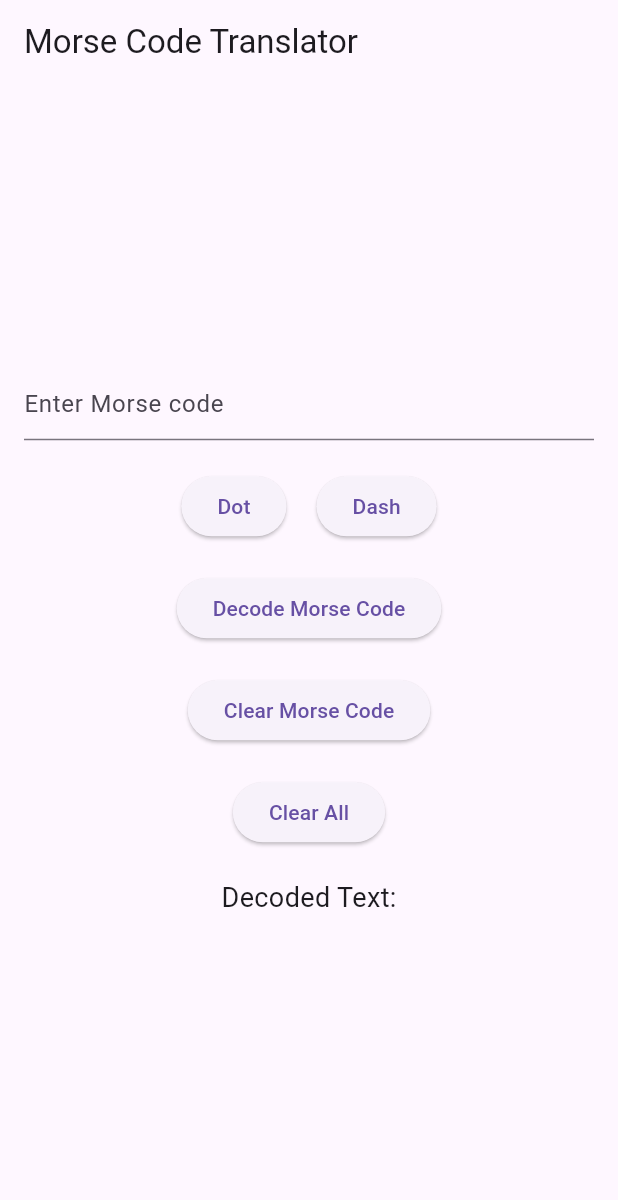
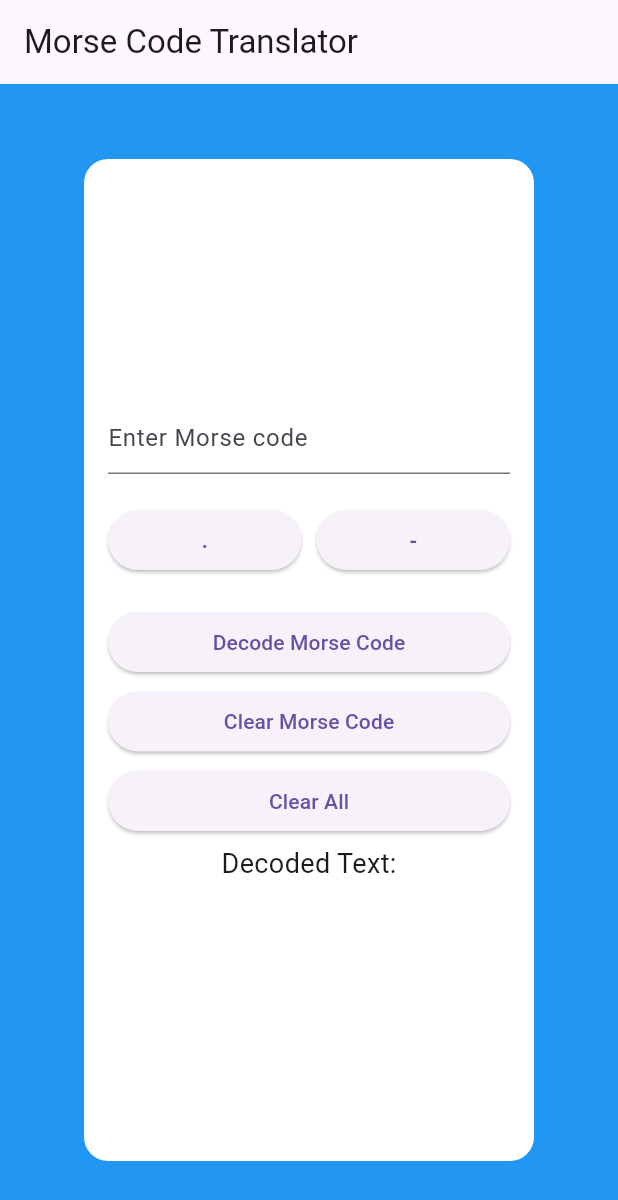
Before and after one commit to Justin509805/TechCase17, a Flutter app: the screen it shows after launch, on a phone screen of 412 x 824 dp. Shown: the top 1200 px of the screen. Run offline on Flutter 3.47's test engine with Material 3 defaults, Android fonts, the phone set to English and light mode, and no system bars.

Commit message:
changed styling

```diff
--- a/lib/main.dart
+++ b/lib/main.dart
@@ -81,8 +81,16 @@ class _MorseCodeAppState extends State<MorseCodeApp> {
       appBar: AppBar(
         title: Text('Morse Code Translator'),
       ),
-      body: Padding(
-        padding: const EdgeInsets.all(16.0),
+      backgroundColor: Colors.blue, // Set background color of the Scaffold
+      body: Center(
+        child: Container(
+          margin: EdgeInsets.all(50), // Add margin
+          constraints: BoxConstraints(maxWidth: 300), // Limit width
+          decoration: BoxDecoration(
+            color: Colors.white, // Change background color to white
+            borderRadius: BorderRadius.circular(16), // Add border radius for a nicer look
+          ),
+          padding: EdgeInsets.all(16.0),
           child: Column(
             mainAxisAlignment: MainAxisAlignment.center,
             children: [
@@ -97,43 +105,67 @@ class _MorseCodeAppState extends State<MorseCodeApp> {
               Row(
                 mainAxisAlignment: MainAxisAlignment.center,
                 children: [
-                ElevatedButton(
+                  Expanded(
+                    child: ElevatedButton(
                       onPressed: () {
                         translateInputToMorseCode('.');
                       },
-                  child: Text('Dot'),
+                      child: Text(
+                        '.',
+                        style: TextStyle(fontWeight: FontWeight.bold),
                       ),
-                SizedBox(width: 20),
-                ElevatedButton(
+                    ),
+                  ),
+                  SizedBox(width: 10),
+                  Expanded(
+                    child: ElevatedButton(
                       onPressed: () {
                         translateInputToMorseCode('-');
                       },
-                  child: Text('Dash'),
+                      child: Text(
+                        '-',
+                        style: TextStyle(fontWeight: FontWeight.bold),
+                      ),
+                    ),
                   ),
                 ],
               ),
               SizedBox(height: 20),
-            ElevatedButton(
+              Column(
+                mainAxisAlignment: MainAxisAlignment.center,
+                children: [
+                  SizedBox(
+                    width: double.infinity,
+                    child: ElevatedButton(
                       onPressed: () {
                         decodeMorseCode();
                       },
                       child: Text('Decode Morse Code'),
                     ),
-            SizedBox(height: 20),
-            ElevatedButton(
+                  ),
+                  SizedBox(height: 5),
+                  SizedBox(
+                    width: double.infinity,
+                    child: ElevatedButton(
                       onPressed: () {
                         clearMorseCode();
                       },
                       child: Text('Clear Morse Code'),
                     ),
-            SizedBox(height: 20),
-            ElevatedButton(
+                  ),
+                  SizedBox(height: 5),
+                  SizedBox(
+                    width: double.infinity,
+                    child: ElevatedButton(
                       onPressed: () {
                         clearAll();
                       },
                       child: Text('Clear All'),
                     ),
-            SizedBox(height: 20),
+                  ),
+                ],
+              ),
+              SizedBox(height: 5),
               Text(
                 'Decoded Text:',
                 style: TextStyle(fontSize: 18),
@@ -145,6 +177,7 @@ class _MorseCodeAppState extends State<MorseCodeApp> {
             ],
           ),
         ),
+      ),
     );
   }
 }
```
Lines whose indentation alone changed are shown as unchanged.
